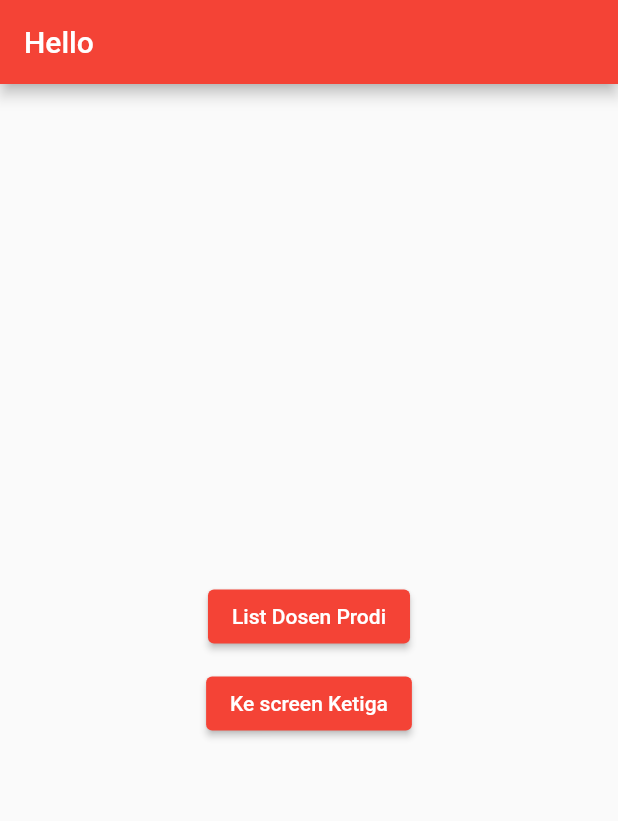
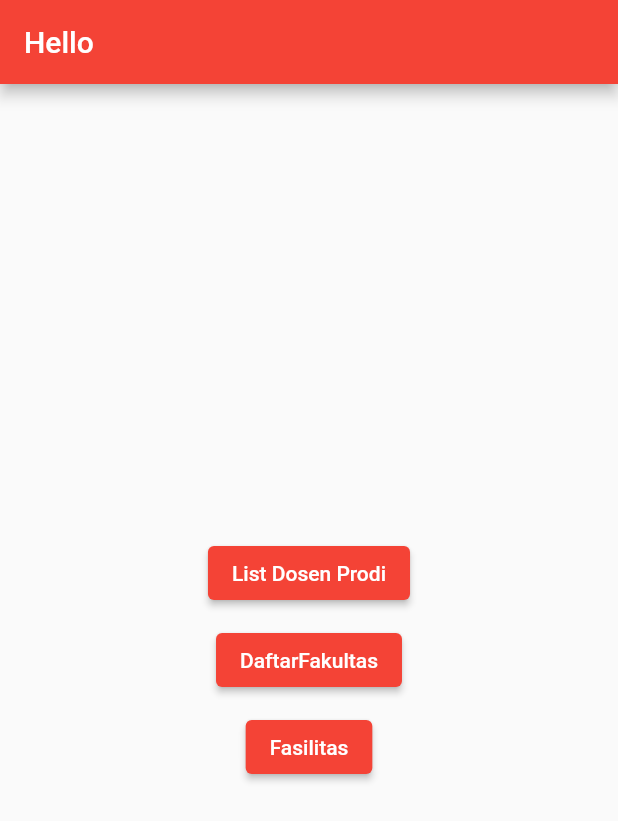
Before and after one commit to zuhalr/Provis, a Flutter app: the screen it shows after launch, on a phone screen of 412 x 824 dp. Shown: the top 821 px of the screen. Run offline on Flutter 3.47's test engine with Material 2 defaults, Android fonts, the light colour scheme and no system bars.

Commit message:
Add Fasilitas Page

```diff
--- a/lib/main.dart
+++ b/lib/main.dart
@@ -1,6 +1,8 @@
 import 'package:flutter/material.dart';
 import 'list_dosen.dart';
-import 'screen_ketiga.dart';
+import 'fasilitas.dart';
+import 'daftarfakultas.dart';
+
 
 void main() {
   runApp(const MyApp());
@@ -46,11 +48,22 @@ class MyHome extends StatelessWidget {
               Padding(
                 padding: EdgeInsets.all(5), //20 pixel ke semua arah
                 child: ElevatedButton(
-                    child: Text('Ke screen Ketiga'),
+                    child: Text('DaftarFakultas'),
                     onPressed: () {
                       Navigator.of(context)
                           .push(MaterialPageRoute(builder: (context) {
-                        return ScreenKetiga();
+                        return Fasilitas();
+                      }));
+                    }),
+              ),
+              Padding(
+                padding: EdgeInsets.all(5), //20 pixel ke semua arah
+                child: ElevatedButton(
+                    child: Text('Fasilitas'),
+                    onPressed: () {
+                      Navigator.of(context)
+                          .push(MaterialPageRoute(builder: (context) {
+                        return Fasilitas();
                       }));
                     }),
               ),
--- a/pubspec.yaml
+++ b/pubspec.yaml
@@ -60,7 +60,7 @@ flutter:
 
   # To add assets to your application, add an assets section, like this:
   assets:
-    - assets/images/profile.png
+    - assets/images/
 
   # An image asset can refer to one or more resolution-specific "variants", see
   # https://flutter.dev/assets-and-images/#resolution-aware.
```
Also changed, not shown: lib/fasilitas.dart (added, +69 -0 lines), assets/images/gymnasium.jpg (added), assets/images/poliklinik.jpg (added).
